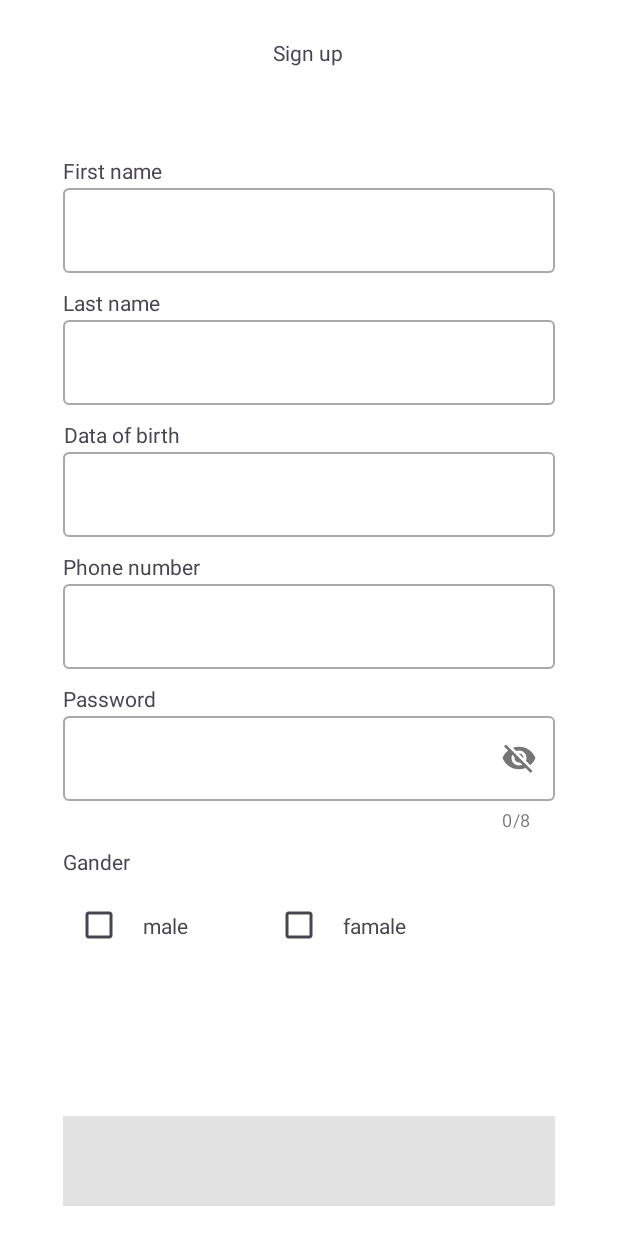
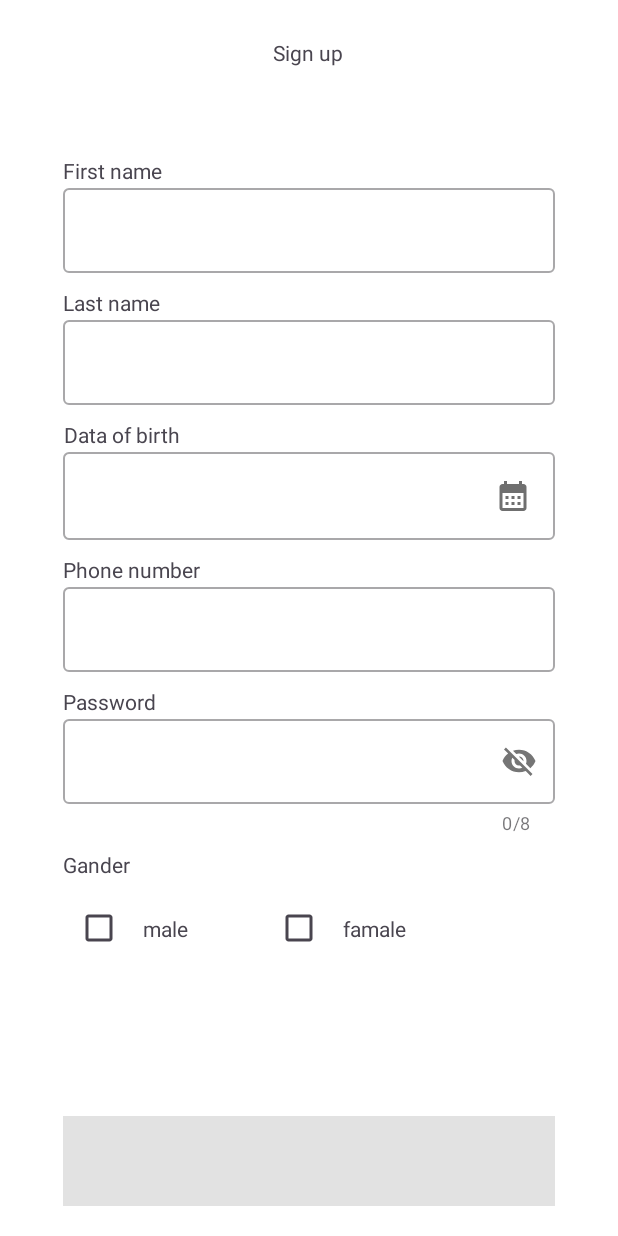
Before and after one commit to Nomonjon0124/Mobile_Bank, an Android app: the screen it shows after launch (MainActivity), after a tap on an icon or button, on a phone screen of 412 x 824 dp. Run offline under Robolectric (Android 15) with nearby library versions, the phone set to English and light mode, and no system bars; our stand-ins replace Dagger/Hilt's generated code; 1 other tap on this screen came first.

Commit message:
datePicker qo'shildi

```diff
--- a/app/src/main/java/com/ummug/mobilebank/ui/Register/RegisterFragment.kt
+++ b/app/src/main/java/com/ummug/mobilebank/ui/Register/RegisterFragment.kt
@@ -1,10 +1,15 @@
 package com.ummug.mobilebank.ui.Register
 
+import android.app.DatePickerDialog
+import android.icu.text.SimpleDateFormat
+import android.os.Build
 import android.os.Bundle
 import android.view.LayoutInflater
 import android.view.View
 import android.view.ViewGroup
+import android.widget.Button
 import android.widget.Toast
+import androidx.annotation.RequiresApi
 import androidx.fragment.app.Fragment
 import androidx.fragment.app.viewModels
 import androidx.lifecycle.Observer
@@ -14,45 +19,58 @@ import com.ummug.mobilebank.data.settings.Settings
 import com.ummug.mobilebank.databinding.FragmentRegisterBinding
 import com.ummug.mobilebank.ui.Verification.VerificationFragment
 import dagger.hilt.android.AndroidEntryPoint
+import java.util.Calendar
+import java.util.Locale
 import javax.inject.Inject
 
 @AndroidEntryPoint
 class RegisterFragment : Fragment(R.layout.fragment_register) {
 
-    private val viewModel:RegisterFragmentViewModel by viewModels()
+    private val viewModel: RegisterFragmentViewModel by viewModels()
 
-    private var _binding: FragmentRegisterBinding?=null ;
+    private var _binding: FragmentRegisterBinding? = null;
     private val binding get() = _binding!!
+
 
     private lateinit var settings: Settings
 
 
     override fun onCreateView(
-        inflater: LayoutInflater,
-        container: ViewGroup?,
-        savedInstanceState: Bundle?
+        inflater: LayoutInflater, container: ViewGroup?, savedInstanceState: Bundle?
+
+
     ): View {
         _binding = FragmentRegisterBinding.inflate(inflater, container, false)
         return binding.root
     }
+
+    @RequiresApi(Build.VERSION_CODES.N)
     override fun onViewCreated(view: View, savedInstanceState: Bundle?) {
         super.onViewCreated(view, savedInstanceState)
+        val myCalendar = Calendar.getInstance()
+        val datePicker = DatePickerDialog.OnDateSetListener { _, year, month, dayOfMonth ->
+            myCalendar.set(Calendar.YEAR, year)
+            myCalendar.set(Calendar.MONTH, month)
+            myCalendar.set(Calendar.DAY_OF_MONTH, dayOfMonth)
+            updateLable(myCalendar)
+        }
+        binding.dateEt.setOnClickListener {
+            DatePickerDialog(requireContext(),datePicker,myCalendar.get(Calendar.YEAR),myCalendar.get(Calendar.MONTH),myCalendar.get(Calendar.DAY_OF_MONTH)).show()
+        }
 
         binding.famale.setOnClickListener {
-                binding.male.isChecked=false
-                if(binding.famale.isChecked){
+            binding.male.isChecked = false
+            if (binding.famale.isChecked) {
                 binding.register.setBackgroundResource(R.color.button_color)
-                }
-                else if (!binding.famale.isChecked){
+            } else if (!binding.famale.isChecked) {
                 binding.register.setBackgroundResource(R.color.button_color_defoult)
             }
         }
         binding.male.setOnClickListener {
-                binding.famale.isChecked=false
-                if(binding.male.isChecked){
+            binding.famale.isChecked = false
+            if (binding.male.isChecked) {
                 binding.register.setBackgroundResource(R.color.button_color)
-                }
-                else if (!binding.male.isChecked){
+            } else if (!binding.male.isChecked) {
                 binding.register.setBackgroundResource(R.color.button_color_defoult)
             }
         }
@@ -61,25 +79,30 @@ class RegisterFragment : Fragment(R.layout.fragment_register) {
         viewModel.errorLiveData.observe(viewLifecycleOwner, errorLiveDataObserver)
         viewModel.noNetworkLiveData.observe(viewLifecycleOwner, noNetworkLiveDataObserver)
         binding.register.setOnClickListener {
-                if (binding.male.isChecked || binding.famale.isChecked){
+            if (binding.male.isChecked || binding.famale.isChecked) {
                 val firstName = binding.firstName.text?.toString()
                 val lastName = binding.lastName.text?.toString()
                 val phone = binding.phoneNumber.text?.toString()
                 val password = binding.password.text?.toString()
                 viewModel.signUp(firstName, lastName, password, phone)
 
-                }
-                else{
+            } else {
                 Toast.makeText(requireContext(), "choose your gender", Toast.LENGTH_SHORT).show()
             }
         }
 
     }
 
+    @RequiresApi(Build.VERSION_CODES.N)
+    private fun updateLable(myCalendar: Calendar) {
+        val myFormat = "dd-MM-yyyy"
+        val sdf = SimpleDateFormat(myFormat, Locale.UK)
+        binding.dateEt.setText(sdf.format(myCalendar.time))
+    }
+
     private val openVerifyLiveDataObserver: Observer<Unit> = Observer {
         Toast.makeText(requireContext(), "Verifyni och", Toast.LENGTH_SHORT).show()
-            parentFragmentManager.beginTransaction()
-                .replace(R.id.container,VerificationFragment())
+        parentFragmentManager.beginTransaction().replace(R.id.container, VerificationFragment())
             .commit()
 
     }
--- /dev/null
+++ b/app/src/main/res/drawable/baseline_calendar_month_24.xml
@@ -0,0 +1,5 @@
+<vector android:height="24dp" android:tint="#6F6F6F"
+    android:viewportHeight="24" android:viewportWidth="24"
+    android:width="24dp" xmlns:android="http://schemas.android.com/apk/res/android">
+    <path android:fillColor="@android:color/white" android:pathData="M19,4h-1V2h-2v2H8V2H6v2H5C3.89,4 3.01,4.9 3.01,6L3,20c0,1.1 0.89,2 2,2h14c1.1,0 2,-0.9 2,-2V6C21,4.9 20.1,4 19,4zM19,20H5V10h14V20zM9,14H7v-2h2V14zM13,14h-2v-2h2V14zM17,14h-2v-2h2V14zM9,18H7v-2h2V18zM13,18h-2v-2h2V18zM17,18h-2v-2h2V18z"/>
+</vector>
--- a/app/src/main/res/layout/fragment_register.xml
+++ b/app/src/main/res/layout/fragment_register.xml
@@ -69,21 +69,26 @@
             android:layout_height="16sp"
             android:layout_marginTop="10dp"
             android:gravity="center"
+
             android:text="Data of birth" />
 
         <com.google.android.material.textfield.TextInputLayout
             android:layout_width="match_parent"
             android:layout_height="wrap_content"
             android:gravity="center|start"
-            style="@style/Widget.MaterialComponents.TextInputLayout.OutlinedBox">
+            style="@style/Widget.MaterialComponents.TextInputLayout.OutlinedBox"
+            >
 
             >
             <com.google.android.material.textfield.TextInputEditText
                 android:layout_width="match_parent"
                 android:id="@+id/date_et"
+                android:drawableEnd="@drawable/baseline_calendar_month_24"
                 android:layout_height="wrap_content"
-                android:inputType="textPersonName"
+                android:inputType="text|number"
                 />
+
+
         </com.google.android.material.textfield.TextInputLayout>
 
         <TextView
```
Also changed, not shown: app/build.gradle (+4 -3 lines). Lines whose indentation alone changed are shown as unchanged.
